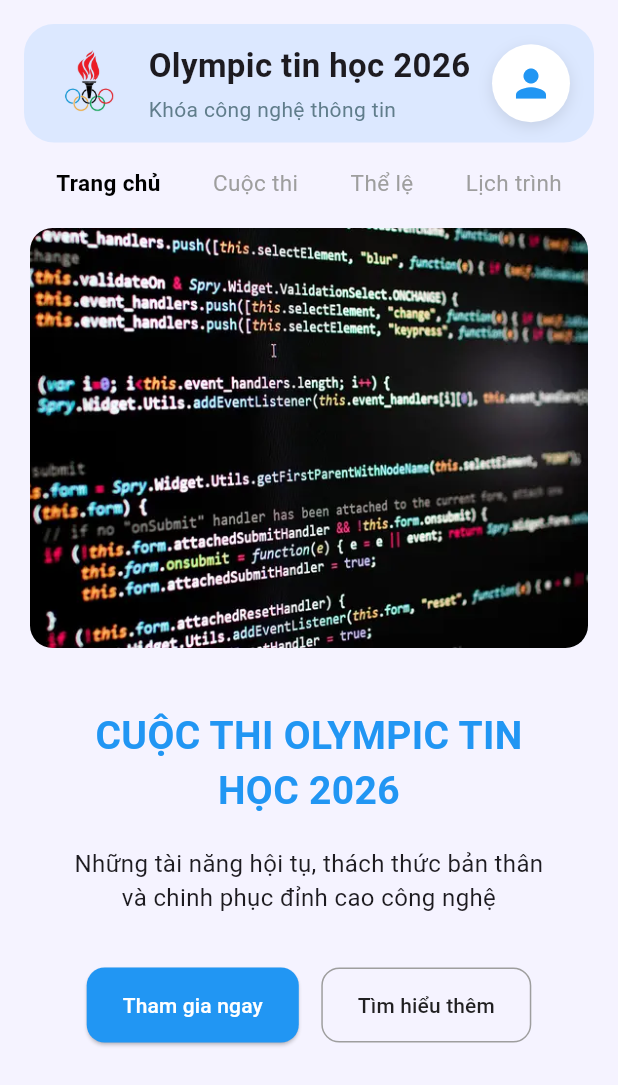
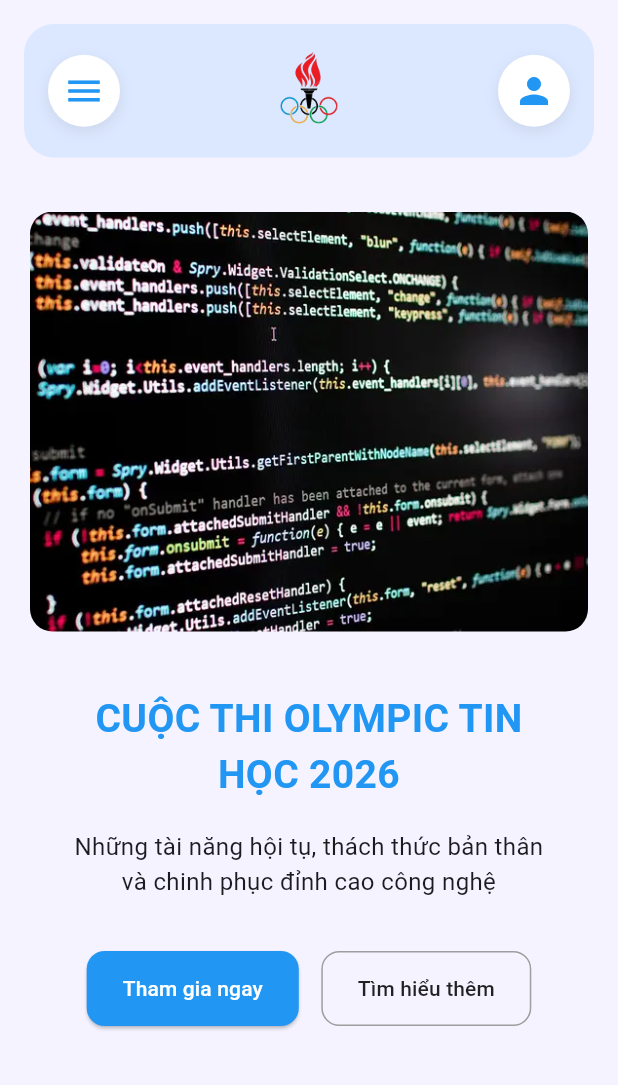
Before and after one commit to kahtarn16/olympic-it-2026, a Flutter app: the HomeScreen screen opened directly, on a phone screen of 412 x 824 dp. Shown: the top 1085 px of the screen. Run offline on Flutter 3.47's test engine with Material 3 defaults, Android fonts, the phone set to English and light mode, and no system bars; our stand-ins replace chewie, flutter_bloc, flutter_secure_storage, image_picker, shared_preferences, video_player; missing offline and left inert: flutter_windowmanager_v2, root_checker_plus; accounts and stored records are empty.

Commit message:
style: update home screen UI

```diff
--- a/frontend/olympic_it_project/lib/features/home/pressentation/screens/home_screen.dart
+++ b/frontend/olympic_it_project/lib/features/home/pressentation/screens/home_screen.dart
@@ -10,12 +10,12 @@ class HomeScreen extends StatelessWidget {
   Widget build(BuildContext context) {
     return Scaffold(
       backgroundColor: const Color(0xFFF5F3FF),
+      drawer: _buildDrawer(context),
       body: SafeArea(
         child: SingleChildScrollView(
           child: Column(
             children: [
               _buildHeader(context),
-              _buildMenu(),
               _buildBanner(),
               _buildContestInfo(),
             ],
@@ -35,65 +35,67 @@ class HomeScreen extends StatelessWidget {
       ),
       child: Row(
         children: [
-          Image.asset(
-            "assets/images/logo_1.png",
-            width: 55,
-            height: 55,
-          ),
-          const SizedBox(width: 12),
-
-          const Expanded(
-            child: Column(
-              crossAxisAlignment: CrossAxisAlignment.start,
-              children: [
-                Text(
-                  "Olympic tin học 2026",
-                  style: TextStyle(
-                    fontSize: 22,
-                    fontWeight: FontWeight.bold,
-                  ),
-                ),
-                SizedBox(height: 4),
-                Text(
-                  "Khóa công nghệ thông tin",
-                  style: TextStyle(
-                    color: Colors.blueGrey,
-                    fontSize: 14,
-                  ),
+          /// Icon menu bên trái
+          Builder(
+            builder: (context) => InkWell(
+              borderRadius: BorderRadius.circular(30),
+              onTap: () {
+                Scaffold.of(context).openDrawer();
+              },
+              child: Container(
+                width: 48,
+                height: 48,
+                decoration: BoxDecoration(
+                  color: Colors.white,
+                  shape: BoxShape.circle,
+                  boxShadow: [
+                    BoxShadow(
+                      color: Colors.black.withOpacity(0.08),
+                      blurRadius: 8,
+                      offset: const Offset(0, 3),
                     ),
                   ],
                 ),
+                child: const Icon(Icons.menu, color: Colors.blue, size: 28),
+              ),
+            ),
           ),
 
+          /// Logo nằm giữa
+          Expanded(
+            child: Center(
+              child: Image.asset(
+                "assets/images/logo_1.png",
+                width: 65,
+                height: 65,
+              ),
+            ),
+          ),
+
+          /// Icon profile bên phải
           InkWell(
             borderRadius: BorderRadius.circular(30),
             onTap: () {
               Navigator.push(
                 context,
-          MaterialPageRoute(
-          builder: (context) => const ProfileScreen(),
-            ),
+                MaterialPageRoute(builder: (_) => const ProfileScreen()),
               );
             },
             child: Container(
-              width: 52,
-              height: 52,
+              width: 48,
+              height: 48,
               decoration: BoxDecoration(
                 color: Colors.white,
                 shape: BoxShape.circle,
                 boxShadow: [
                   BoxShadow(
-                    color: Colors.black.withOpacity(0.1),
+                    color: Colors.black.withOpacity(0.08),
                     blurRadius: 8,
                     offset: const Offset(0, 3),
                   ),
                 ],
               ),
-              child: const Icon(
-                Icons.person,
-                color: Colors.blue,
-                size: 30,
-              ),
+              child: const Icon(Icons.person, color: Colors.blue, size: 28),
             ),
           ),
         ],
@@ -201,10 +203,7 @@ class _MenuItem extends StatelessWidget {
   final String title;
   final bool selected;
 
-  const _MenuItem({
-    required this.title,
-    this.selected = false,
-  });
+  const _MenuItem({required this.title, this.selected = false});
 
   @override
   Widget build(BuildContext context) {
@@ -218,3 +217,55 @@ class _MenuItem extends StatelessWidget {
     );
   }
 }
+
+Widget _buildDrawer(BuildContext context) {
+  return Drawer(
+    child: SafeArea(
+      child: Column(
+        children: [
+          const DrawerHeader(
+            decoration: BoxDecoration(color: Color(0xFFDCE8FF)),
+            child: Center(
+              child: Text(
+                "Olympic Tin Học 2026",
+                style: TextStyle(fontSize: 24, fontWeight: FontWeight.bold),
+              ),
+            ),
+          ),
+
+          ListTile(
+            leading: const Icon(Icons.home),
+            title: const Text("Trang chủ"),
+            onTap: () {
+              Navigator.pop(context);
+            },
+          ),
+
+          ListTile(
+            leading: const Icon(Icons.emoji_events),
+            title: const Text("Cuộc thi"),
+            onTap: () {
+              Navigator.pop(context);
+            },
+          ),
+
+          ListTile(
+            leading: const Icon(Icons.rule),
+            title: const Text("Thể lệ"),
+            onTap: () {
+              Navigator.pop(context);
+            },
+          ),
+
+          ListTile(
+            leading: const Icon(Icons.calendar_month),
+            title: const Text("Lịch trình"),
+            onTap: () {
+              Navigator.pop(context);
+            },
+          ),
+        ],
+      ),
+    ),
+  );
+}
--- a/frontend/olympic_it_project/lib/main.dart
+++ b/frontend/olympic_it_project/lib/main.dart
@@ -45,7 +45,7 @@ class MainApp extends StatelessWidget {
             child: MaterialApp(
               debugShowCheckedModeBanner: false,
               //home: AuthCheckWrapper(),
-              home: EssayExamScreen(),
+              home: HomeScreen(),
             ),
           );
         },
--- a/frontend/olympic_it_project/pubspec.yaml
+++ b/frontend/olympic_it_project/pubspec.yaml
@@ -7,7 +7,7 @@ environment:
   sdk: ^3.12.2
 
 dependencies:
-  file_picker: ^8.0.0  # Để chọn tệp chung
+  file_picker: ^12.0.0-beta.7  # Để chọn tệp chung
   image_picker: ^1.0.7 # Để chuyên chọn ảnh/video
   video_player: ^2.8.2
   chewie: ^1.8.5
```
Also changed, not shown: frontend/olympic_it_project/pubspec.lock, 1 other file. Lines whose indentation alone changed are shown as unchanged.
